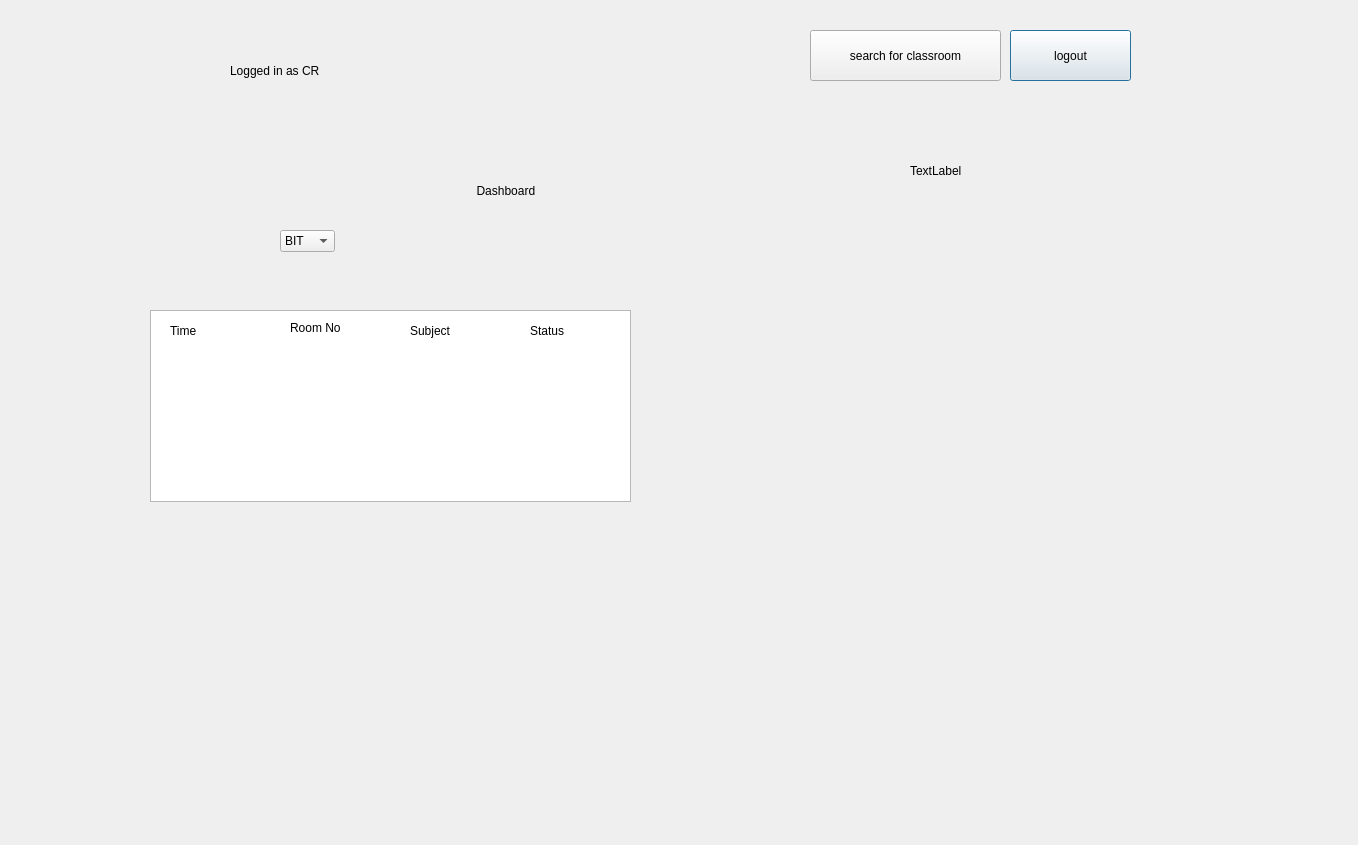
prazzx/Kakshya, file crdash.ui: the form before one commit.
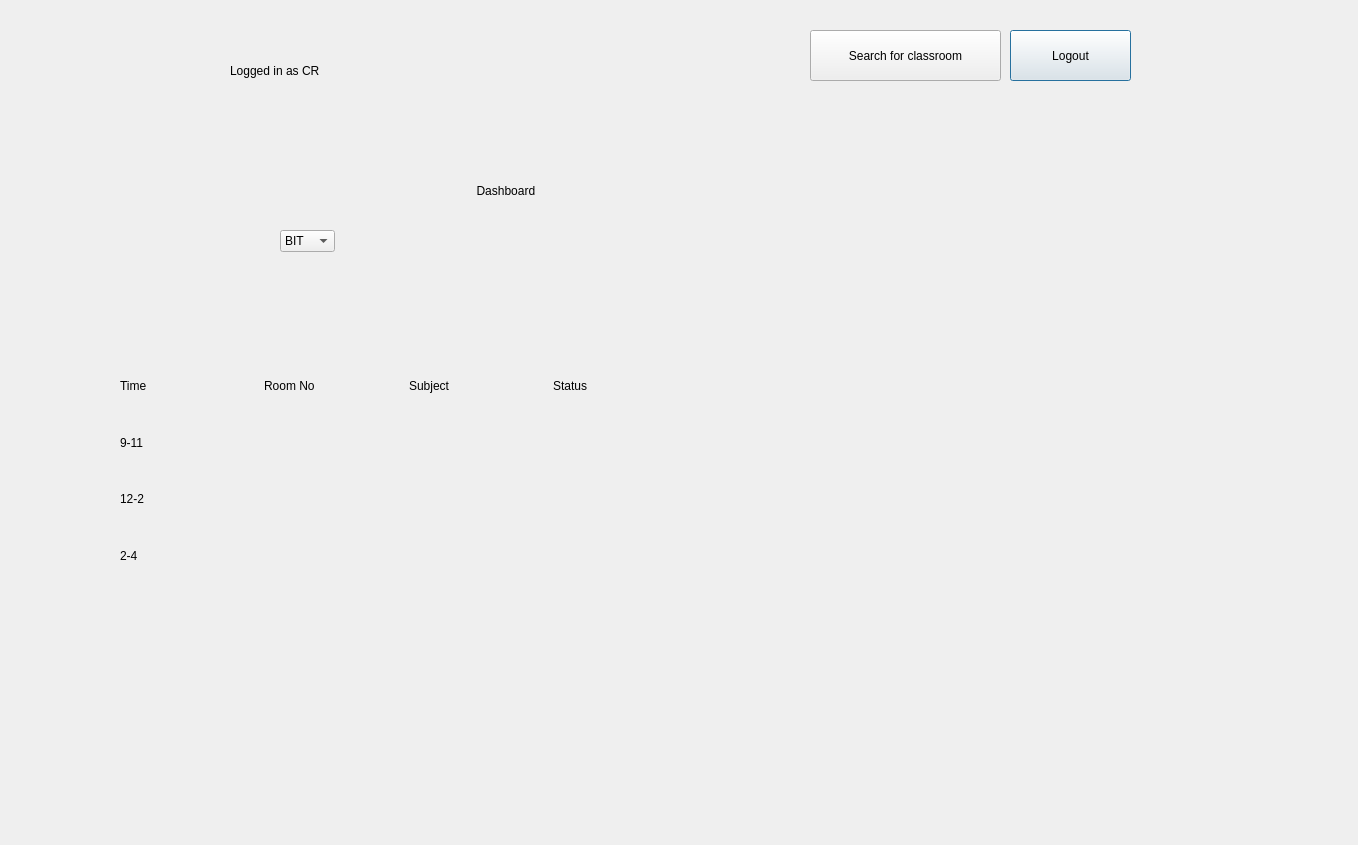
The form after the commit.

Patch:
```diff
--- a/crdash.ui
+++ b/crdash.ui
@@ -23,7 +23,7 @@
     </rect>
    </property>
    <property name="text">
-    <string>logout</string>
+    <string>Logout</string>
    </property>
   </widget>
   <widget class="QLabel" name="label_2">
@@ -49,7 +49,7 @@
     </rect>
    </property>
    <property name="text">
-    <string>search for classroom</string>
+    <string>Search for classroom</string>
    </property>
   </widget>
   <widget class="QLabel" name="logo">
@@ -88,7 +88,7 @@
     </rect>
    </property>
    <property name="text">
-    <string>TextLabel</string>
+    <string/>
    </property>
   </widget>
   <widget class="QComboBox" name="comboBox">
@@ -116,67 +116,159 @@
     </property>
    </item>
   </widget>
-  <widget class="QTableWidget" name="tableWidget">
+  <widget class="QWidget" name="gridLayoutWidget">
    <property name="geometry">
     <rect>
-     <x>150</x>
-     <y>310</y>
-     <width>481</width>
-     <height>192</height>
+     <x>120</x>
+     <y>360</y>
+     <width>571</width>
+     <height>221</height>
     </rect>
    </property>
-  </widget>
-  <widget class="QLabel" name="label_4">
-   <property name="geometry">
-    <rect>
-     <x>170</x>
-     <y>320</y>
-     <width>71</width>
-     <height>21</height>
-    </rect>
-   </property>
-   <property name="text">
-    <string>Time</string>
-   </property>
-  </widget>
-  <widget class="QLabel" name="label_5">
-   <property name="geometry">
-    <rect>
-     <x>290</x>
-     <y>320</y>
-     <width>81</width>
-     <height>16</height>
-    </rect>
-   </property>
-   <property name="text">
-    <string>Room No</string>
-   </property>
-  </widget>
-  <widget class="QLabel" name="label_6">
-   <property name="geometry">
-    <rect>
-     <x>410</x>
-     <y>320</y>
-     <width>81</width>
-     <height>21</height>
-    </rect>
-   </property>
-   <property name="text">
-    <string>Subject</string>
-   </property>
-  </widget>
-  <widget class="QLabel" name="label_7">
-   <property name="geometry">
-    <rect>
-     <x>530</x>
-     <y>320</y>
-     <width>81</width>
-     <height>21</height>
-    </rect>
-   </property>
-   <property name="text">
-    <string>Status</string>
-   </property>
+   <layout class="QGridLayout" name="gridLayout">
+    <item row="1" column="2">
+     <widget class="QLabel" name="Subject1">
+      <property name="text">
+       <string/>
+      </property>
+     </widget>
+    </item>
+    <item row="3" column="1">
+     <widget class="QLabel" name="rno3">
+      <property name="text">
+       <string/>
+      </property>
+     </widget>
+    </item>
+    <item row="1" column="1">
+     <widget class="QLabel" name="rno1">
+      <property name="text">
+       <string/>
+      </property>
+     </widget>
+    </item>
+    <item row="3" column="0">
+     <widget class="QLabel" name="label_13">
+      <property name="text">
+       <string>2-4</string>
+      </property>
+     </widget>
+    </item>
+    <item row="3" column="2">
+     <widget class="QLabel" name="Subject3">
+      <property name="text">
+       <string/>
+      </property>
+     </widget>
+    </item>
+    <item row="1" column="0">
+     <widget class="QLabel" name="label_9">
+      <property name="text">
+       <string>9-11</string>
+      </property>
+     </widget>
+    </item>
+    <item row="2" column="0">
+     <widget class="QLabel" name="label_10">
+      <property name="text">
+       <string>12-2</string>
+      </property>
+     </widget>
+    </item>
+    <item row="2" column="2">
+     <widget class="QLabel" name="Subject2">
+      <property name="text">
+       <string/>
+      </property>
+     </widget>
+    </item>
+    <item row="2" column="1">
+     <widget class="QLabel" name="rno2">
+      <property name="text">
+       <string/>
+      </property>
+     </widget>
+    </item>
+    <item row="0" column="0">
+     <widget class="QLabel" name="label_16">
+      <property name="text">
+       <string>Time</string>
+      </property>
+     </widget>
+    </item>
+    <item row="0" column="1">
+     <widget class="QLabel" name="label_17">
+      <property name="text">
+       <string>Room No</string>
+      </property>
+     </widget>
+    </item>
+    <item row="0" column="2">
+     <widget class="QLabel" name="label_18">
+      <property name="text">
+       <string>Subject</string>
+      </property>
+     </widget>
+    </item>
+    <item row="0" column="3">
+     <widget class="QLabel" name="label_19">
+      <property name="text">
+       <string>Status</string>
+      </property>
+     </widget>
+    </item>
+    <item row="1" column="3">
+     <widget class="QWidget" name="widget1" native="true">
+      <widget class="QLabel" name="Status1">
+       <property name="geometry">
+        <rect>
+         <x>6</x>
+         <y>12</y>
+         <width>121</width>
+         <height>31</height>
+        </rect>
+       </property>
+       <property name="text">
+        <string/>
+       </property>
+      </widget>
+     </widget>
+    </item>
+    <item row="2" column="3">
+     <widget class="QWidget" name="widget2" native="true">
+      <widget class="QLabel" name="Status2">
+       <property name="geometry">
+        <rect>
+         <x>10</x>
+         <y>10</y>
+         <width>121</width>
+         <height>31</height>
+        </rect>
+       </property>
+       <property name="text">
+        <string/>
+       </property>
+      </widget>
+     </widget>
+    </item>
+    <item row="3" column="3">
+     <widget class="QWidget" name="widget3" native="true">
+      <widget class="QLabel" name="Status3">
+       <property name="geometry">
+        <rect>
+         <x>10</x>
+         <y>10</y>
+         <width>121</width>
+         <height>31</height>
+        </rect>
+       </property>
+       <property name="text">
+        <string/>
+       </property>
+      </widget>
+     </widget>
+    </item>
+   </layout>
   </widget>
  </widget>
  <resources/>
```
Left out of the diff: 4 changed lines with no effect on the pictures.
